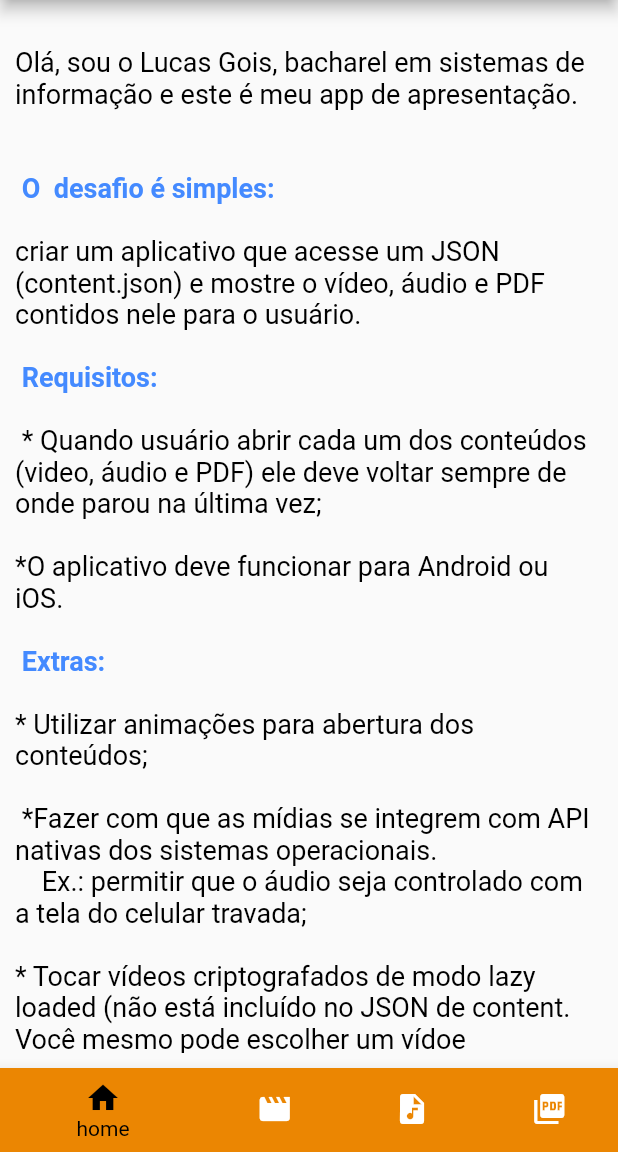
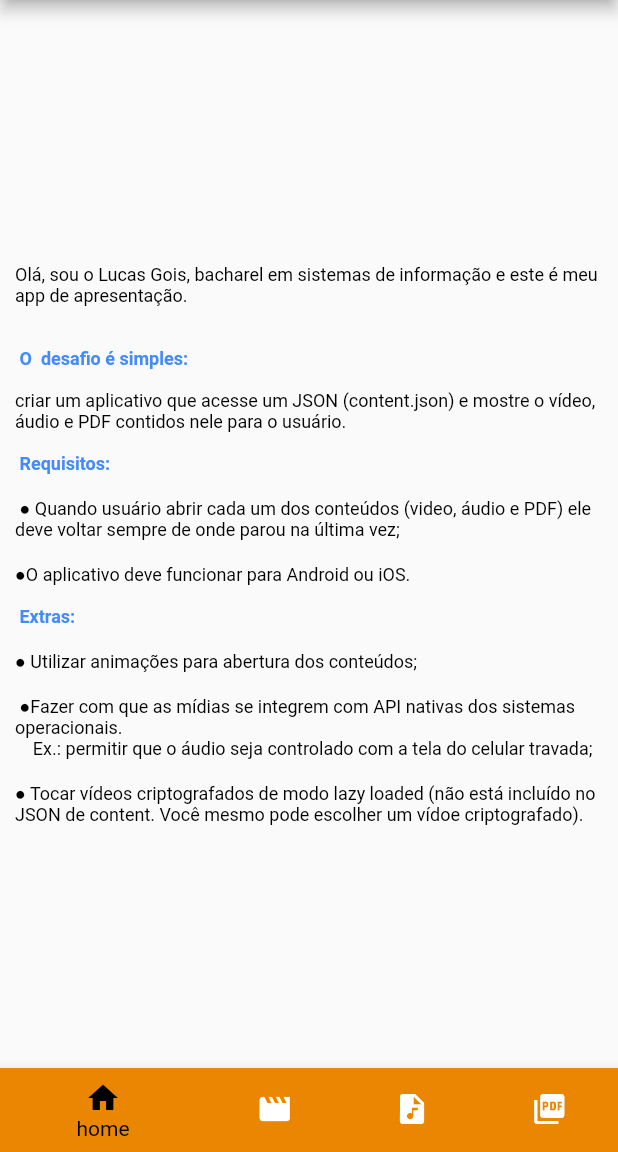
Before and after one commit to lucaspaixaodegois/test_dev_mobile, a Flutter app: the screen it shows after launch, on a phone screen of 412 x 824 dp, the part 84-1236 px from its top. Run offline on Flutter 3.47's test engine with Material 2 defaults, Android fonts, the phone set to English and light mode, and no system bars; our stand-ins replace audioplayers, video_player; missing offline and left inert: flutter_cached_pdfview.

Commit message:
add scroll home

```diff
--- a/lib/screens/Home.dart
+++ b/lib/screens/Home.dart
@@ -10,53 +10,55 @@
 class _HomeState extends State<Home> {
   @override
   Widget build(BuildContext context) {
-    return Container(
+    return SingleChildScrollView(
+        scrollDirection: Axis.vertical,
+        child: Container(
             padding: const EdgeInsets.all(10),
             child: RichText(
                 text: const TextSpan(
                     text:
                         '\nOlá, sou o Lucas Gois, bacharel em sistemas de informação e este é meu app de apresentação.\n',
-                style: TextStyle(color: Colors.black, fontSize: 18),
+                    style: TextStyle(color: Colors.black, fontSize: 12),
                     children: <TextSpan>[
                   TextSpan(
                     text: '\n\n O  desafio é simples: ',
                     style: TextStyle(
                       color: Colors.blueAccent,
-                  fontSize: 18,
+                      fontSize: 12,
                       fontWeight: FontWeight.bold,
                     ),
                   ),
                   TextSpan(
                     text:
                         ' \n\ncriar um aplicativo que acesse um JSON (content.json) e mostre o vídeo, áudio e PDF contidos nele para o usuário.',
-                style: TextStyle(color: Colors.black, fontSize: 18),
+                    style: TextStyle(color: Colors.black, fontSize: 12),
                   ),
                   TextSpan(
                     text: '\n\n Requisitos: ',
                     style: TextStyle(
                       color: Colors.blueAccent,
-                  fontSize: 18,
+                      fontSize: 12,
                       fontWeight: FontWeight.bold,
                     ),
                   ),
                   TextSpan(
                     text:
-                    '           \n\n * Quando usuário abrir cada um dos conteúdos (video, áudio e PDF) ele deve voltar sempre de onde parou na última vez;\n\n*O aplicativo deve funcionar para Android ou iOS.',
-                style: TextStyle(color: Colors.black, fontSize: 18),
+                        '           \n\n ● Quando usuário abrir cada um dos conteúdos (video, áudio e PDF) ele deve voltar sempre de onde parou na última vez;\n\n●O aplicativo deve funcionar para Android ou iOS.',
+                    style: TextStyle(color: Colors.black, fontSize: 12),
                   ),
                   TextSpan(
                     text: '\n\n Extras: ',
                     style: TextStyle(
                       color: Colors.blueAccent,
-                  fontSize: 18,
+                      fontSize: 12,
                       fontWeight: FontWeight.bold,
                     ),
                   ),
                   TextSpan(
                     text:
-                    ' \n\n* Utilizar animações para abertura dos conteúdos;\n\n *Fazer com que as mídias se integrem com API nativas dos sistemas operacionais.\n    Ex.: permitir que o áudio seja controlado com a tela do celular travada;\n\n* Tocar vídeos criptografados de modo lazy loaded (não está incluído no JSON de content. Você mesmo pode escolher um vídoe criptografado).                    ',
-                style: TextStyle(color: Colors.black, fontSize: 18),
+                        ' \n\n● Utilizar animações para abertura dos conteúdos;\n\n ●Fazer com que as mídias se integrem com API nativas dos sistemas operacionais.\n    Ex.: permitir que o áudio seja controlado com a tela do celular travada;\n\n● Tocar vídeos criptografados de modo lazy loaded (não está incluído no JSON de content. Você mesmo pode escolher um vídoe criptografado).                    ',
+                    style: TextStyle(color: Colors.black, fontSize: 12),
                   ),
-            ])));
+                ]))));
   }
 }
```
Lines whose indentation alone changed are shown as unchanged.
